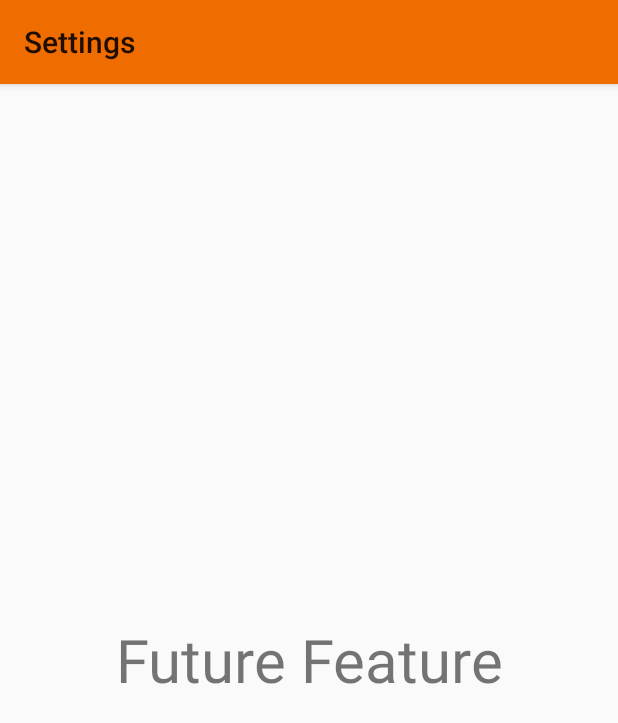
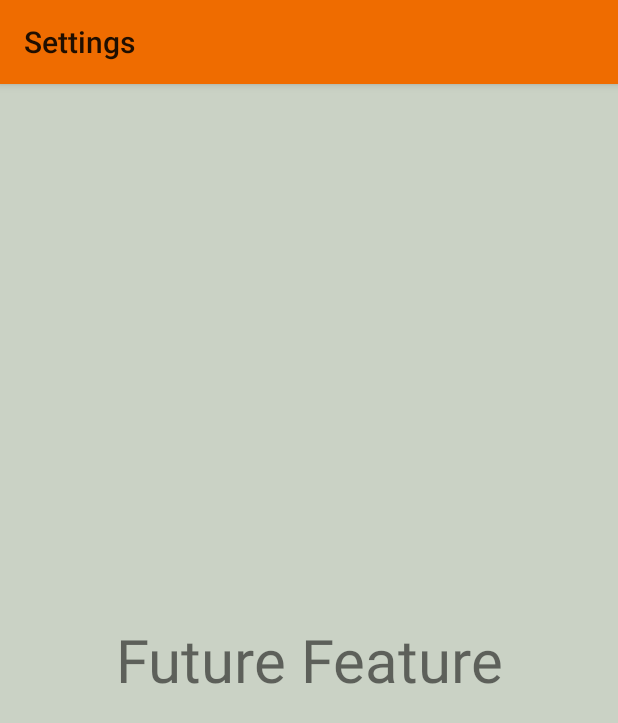
Before and after one commit to lorenzomalferrari/HolidayDiary, an Android app: the fragment SettingsFragment shown on its own in the app's theme, on a phone screen of 412 x 824 dp. Shown: the top 723 px of the screen. Run offline under Robolectric (Android 15) with nearby library versions, the phone set to English and light mode, and no system bars.

Commit message:
Changed color

```diff
--- a/app/src/main/res/layout/fragment_settings.xml
+++ b/app/src/main/res/layout/fragment_settings.xml
@@ -4,6 +4,7 @@
     xmlns:tools="http://schemas.android.com/tools"
     android:layout_width="match_parent"
     android:layout_height="match_parent"
+    android:background="@color/my_grey"
     tools:context=".view.activity.PicturesActivity">
 
     <!-- Testo -->
```
